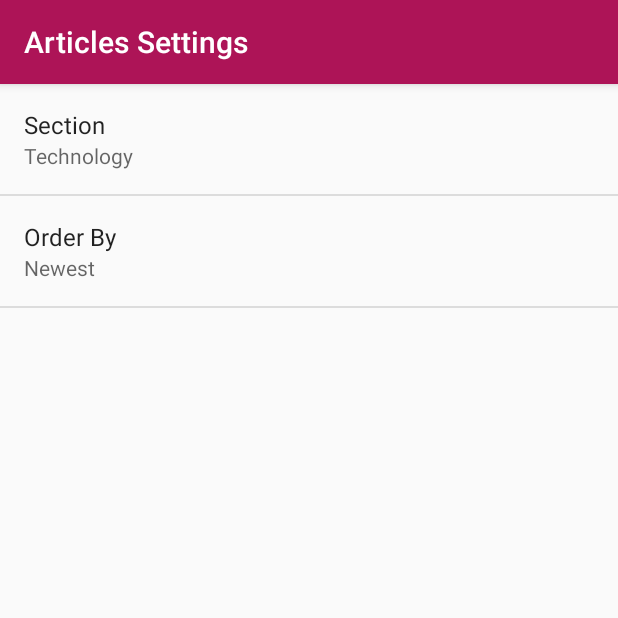
After one commit to amaliaman/AndroidNews, an Android app: the SettingsActivity screen opened directly, with no data from a screen before it, on a phone screen of 412 x 824 dp, the top half of it. The commit adds this screen. Run offline under Robolectric (Android 15) with nearby library versions, the phone set to English and light mode, and no system bars.

Commit message:
Add preferences

```diff
--- /dev/null
+++ b/app/src/main/java/com/example/ami/androidnews/SettingsActivity.java
@@ -0,0 +1,51 @@
+package com.example.ami.androidnews;
+
+import android.content.SharedPreferences;
+import android.preference.ListPreference;
+import android.preference.Preference;
+import android.preference.PreferenceFragment;
+import android.preference.PreferenceManager;
+import android.support.v7.app.AppCompatActivity;
+import android.os.Bundle;
+
+public class SettingsActivity extends AppCompatActivity {
+
+    @Override
+    protected void onCreate(Bundle savedInstanceState) {
+        super.onCreate(savedInstanceState);
+        setContentView(R.layout.activity_settings);
+    }
+
+    public static class ArticlePreferenceFragment extends PreferenceFragment implements Preference.OnPreferenceChangeListener {
+        @Override
+        public void onCreate(Bundle savedInstanceState) {
+            super.onCreate(savedInstanceState);
+            addPreferencesFromResource(R.xml.settings_main);
+
+            Preference section = findPreference(getString(R.string.settings_section_key));
+            bindPreferenceSummaryToValue(section);
+
+            Preference orderBy = findPreference(getString(R.string.settings_order_by_key));
+            bindPreferenceSummaryToValue(orderBy);
+        }
+
+        private void bindPreferenceSummaryToValue(Preference preference) {
+            preference.setOnPreferenceChangeListener(this);
+            SharedPreferences preferences = PreferenceManager.getDefaultSharedPreferences(preference.getContext());
+            String preferenceString = preferences.getString(preference.getKey(), "");
+            onPreferenceChange(preference, preferenceString);
+        }
+
+        @Override
+        public boolean onPreferenceChange(Preference preference, Object newValue) {
+            String stringValue = newValue.toString();
+            ListPreference listPreference = (ListPreference) preference;
+            int prefIndex = listPreference.findIndexOfValue(stringValue);
+            if (prefIndex >= 0) {
+                CharSequence[] labels = listPreference.getEntries();
+                preference.setSummary(labels[prefIndex]);
+            }
+            return true;
+        }
+    }
+}
--- /dev/null
+++ b/app/src/main/res/values/arrays.xml
@@ -0,0 +1,26 @@
+<?xml version="1.0" encoding="utf-8"?>
+<resources>
+    <!-- Section preferences -->
+    <string-array name="settings_section_labels">
+        <item>@string/settings_section_technology_label</item>
+        <item>@string/settings_section_community_label</item>
+        <item>@string/settings_section_games_label</item>
+    </string-array>
+
+    <string-array name="settings_section_values">
+        <item>@string/settings_section_technology_value</item>
+        <item>@string/settings_section_community_value</item>
+        <item>@string/settings_section_games_value</item>
+    </string-array>
+
+    <!-- Order By preferences -->
+    <string-array name="settings_order_by_labels">
+        <item>@string/settings_order_by_newest_label</item>
+        <item>@string/settings_order_by_relevance_label</item>
+    </string-array>
+
+    <string-array name="settings_order_by_values">
+        <item>@string/settings_order_by_newest_value</item>
+        <item>@string/settings_order_by_relevance_value</item>
+    </string-array>
+</resources>
--- a/app/src/main/res/values/strings.xml
+++ b/app/src/main/res/values/strings.xml
@@ -2,4 +2,38 @@
     <string name="app_name">Android News</string>
     <string name="no_connection">Please check your connection and retry</string>
     <string name="empty_string">No articles found</string>
+
+    <string name="settings_menu_item">Settings</string>
+    <string name="settings_title">Articles Settings</string>
+    <string name="title_activity_settings">Settings</string>
+
+    <!-- Strings For Section Preference [CHAR LIMIT=30] -->
+    <string name="settings_section_label">Section</string>
+    <string name="settings_section_key" translatable="false">section</string>
+    <string name="settings_section_default" translatable="false">@string/settings_section_technology_value</string>
+
+    <!-- Label for section technology option [CHAR LIMIT=20] -->
+    <string name="settings_section_technology_label">Technology</string>
+    <string name="settings_section_technology_value" translatable="false">technology</string>
+
+    <!-- Label for section community option [CHAR LIMIT=20] -->
+    <string name="settings_section_community_label">Community</string>
+    <string name="settings_section_community_value" translatable="false">community</string>
+
+    <!-- Label for section games option [CHAR LIMIT=20] -->
+    <string name="settings_section_games_label">Games</string>
+    <string name="settings_section_games_value" translatable="false">games</string>
+
+    <!-- Strings For Order By Preference [CHAR LIMIT=30] -->
+    <string name="settings_order_by_label">Order By</string>
+    <string name="settings_order_by_key" translatable="false">order_by</string>
+    <string name="settings_order_by_default" translatable="false">@string/settings_order_by_newest_value</string>
+
+    <!-- Label for order_by newest option [CHAR LIMIT=20] -->
+    <string name="settings_order_by_newest_label">Newest</string>
+    <string name="settings_order_by_newest_value" translatable="false">newest</string>
+
+    <!-- Label for order_by relevance option [CHAR LIMIT=20] -->
+    <string name="settings_order_by_relevance_label">Relevance</string>
+    <string name="settings_order_by_relevance_value" translatable="false">relevance</string>
 </resources>
--- /dev/null
+++ b/app/src/main/res/xml/settings_main.xml
@@ -0,0 +1,17 @@
+<?xml version="1.0" encoding="utf-8"?>
+<PreferenceScreen xmlns:android="http://schemas.android.com/apk/res/android">
+
+    <ListPreference
+        android:defaultValue="@string/settings_section_default"
+        android:entries="@array/settings_section_labels"
+        android:entryValues="@array/settings_section_values"
+        android:key="@string/settings_section_key"
+        android:title="@string/settings_section_label" />
+
+    <ListPreference
+        android:defaultValue="@string/settings_order_by_default"
+        android:entries="@array/settings_order_by_labels"
+        android:entryValues="@array/settings_order_by_values"
+        android:key="@string/settings_order_by_key"
+        android:title="@string/settings_order_by_label" />
+</PreferenceScreen>
```
Also changed, not shown: app/src/main/AndroidManifest.xml (+8 -0 lines), app/src/main/java/com/example/ami/androidnews/MainActivity.java (+58 -4 lines), app/src/main/res/layout/activity_settings.xml (added, +8 -0 lines), app/src/main/res/menu/main.xml (added, +8 -0 lines).
